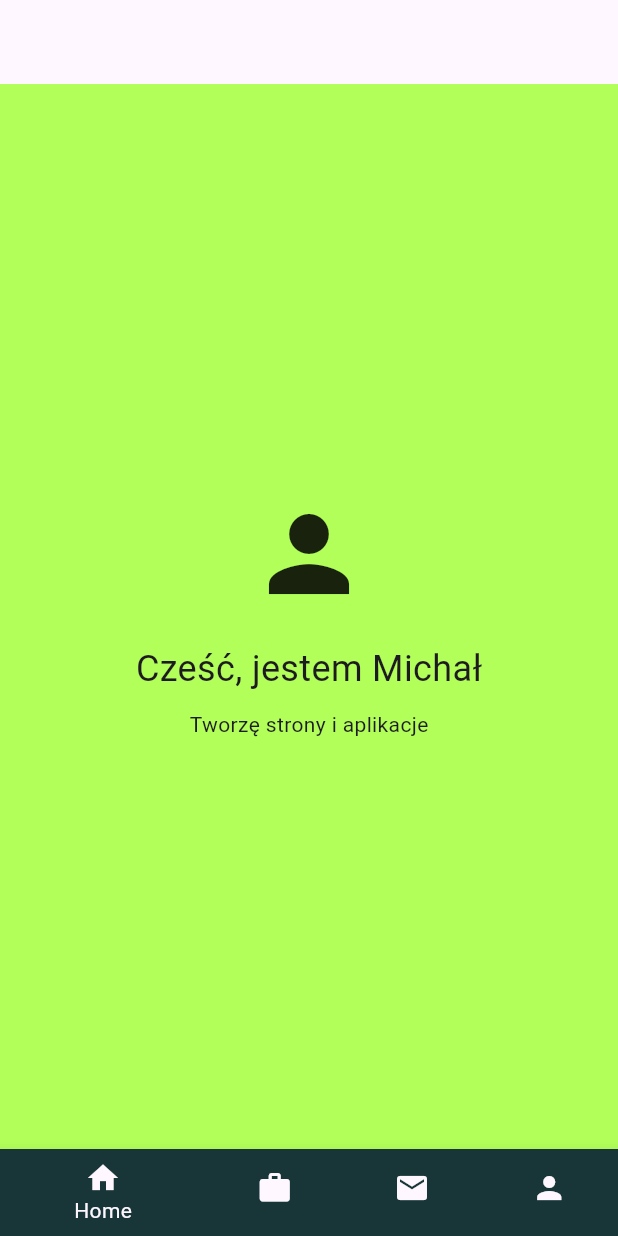
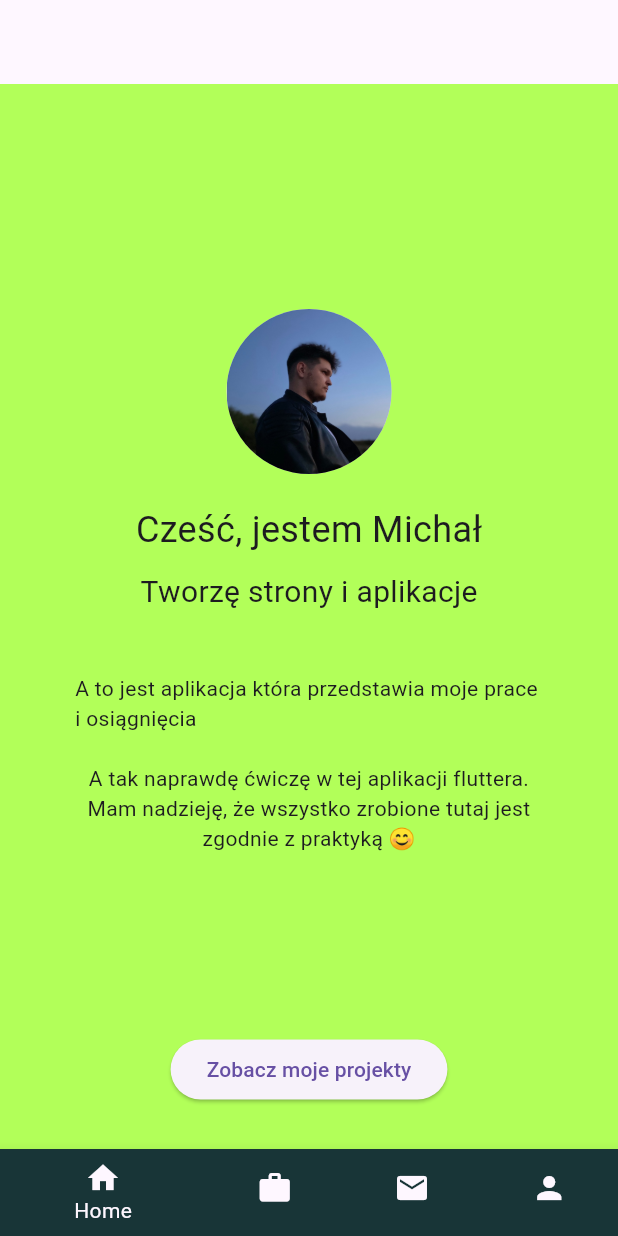
Before and after one commit to Bryjax76/FlutterPortfolio, a Flutter app: the screen it shows after launch, on a phone screen of 412 x 824 dp. Run offline on Flutter 3.47's test engine with Material 3 defaults, Android fonts, the phone set to English and light mode, and no system bars.

Commit message:
HomeScreen

```diff
--- a/michal_bryja_portfolio/lib/main.dart
+++ b/michal_bryja_portfolio/lib/main.dart
@@ -17,12 +17,20 @@ class MyApp extends StatefulWidget {
 
 class _MyAppState extends State<MyApp> {
   int selectedIndex = 0;
-  final List<Widget> screens = [
-    HomeScreen(),
+
+  void changeTab(int index) {
+    setState(() {
+      selectedIndex = index;
+    });
+  }
+
+  late final List<Widget> screens = [
+    HomeScreen(onNavigate: changeTab),
     ProjectsScreen(),
     ContactScreen(),
     AboutScreen(),
   ];
+
   @override
   Widget build(BuildContext context) {
     return MaterialApp(
@@ -38,10 +46,26 @@ class _MyAppState extends State<MyApp> {
             });
           },
           items: const [
-            BottomNavigationBarItem(icon: Icon(Icons.home), label: 'Home', backgroundColor: Color.fromRGBO(24, 53, 55, 1)),
-            BottomNavigationBarItem(icon: Icon(Icons.work), label: 'Projekty', backgroundColor: Color.fromRGBO(24, 53, 55, 1)),
-            BottomNavigationBarItem(icon: Icon(Icons.mail), label: 'Kontakt', backgroundColor: Color.fromRGBO(24, 53, 55, 1)),
-            BottomNavigationBarItem(icon: Icon(Icons.person), label: 'O mnie', backgroundColor: Color.fromRGBO(24, 53, 55, 1)),
+            BottomNavigationBarItem(
+              icon: Icon(Icons.home),
+              label: 'Home',
+              backgroundColor: Color.fromRGBO(24, 53, 55, 1),
+            ),
+            BottomNavigationBarItem(
+              icon: Icon(Icons.work),
+              label: 'Projekty',
+              backgroundColor: Color.fromRGBO(24, 53, 55, 1),
+            ),
+            BottomNavigationBarItem(
+              icon: Icon(Icons.mail),
+              label: 'Kontakt',
+              backgroundColor: Color.fromRGBO(24, 53, 55, 1),
+            ),
+            BottomNavigationBarItem(
+              icon: Icon(Icons.person),
+              label: 'O mnie',
+              backgroundColor: Color.fromRGBO(24, 53, 55, 1),
+            ),
           ],
         ),
       ),
--- a/michal_bryja_portfolio/lib/screens/home_screen.dart
+++ b/michal_bryja_portfolio/lib/screens/home_screen.dart
@@ -1,24 +1,43 @@
 import 'package:flutter/material.dart';
+import '../widgets/build_avatar.dart';
 
 class HomeScreen extends StatelessWidget {
-  const HomeScreen({super.key});
+  final Function(int) onNavigate;
+
+  const HomeScreen({super.key, required this.onNavigate});
 
   @override
   Widget build(BuildContext context) {
-    return Container(
+    return SingleChildScrollView(
+      child: Padding(
+        padding: EdgeInsets.fromLTRB(50, 150, 50, 150),
         child: Center(
           child: Column(
             mainAxisSize: MainAxisSize.min,
             children: [
-            Icon(Icons.person, size: 80),
+              buildAvatar(),
+              SizedBox(height: 20),
+              Text("Cześć, jestem Michał", style: TextStyle(fontSize: 24)),
+              SizedBox(height: 10),
+              Text("Tworzę strony i aplikacje", style: TextStyle(fontSize: 20)),
+              SizedBox(height: 40),
+              Text(
+                "A to jest aplikacja która przedstawia moje prace i osiągnięcia",
+                style: TextStyle(fontSize: 14),
+              ),
               SizedBox(height: 20),
               Text(
-              "Cześć, jestem Michał",
-              style: TextStyle(fontSize: 24),
+                "A tak naprawdę ćwiczę w tej aplikacji fluttera. Mam nadzieję, że wszystko zrobione tutaj jest zgodnie z praktyką 😊",
+                style: TextStyle(fontSize: 14),
+                textAlign: TextAlign.center,
               ),
-            SizedBox(height: 10),
-            Text("Tworzę strony i aplikacje"),
+              SizedBox(height: 120),
+              ElevatedButton(
+                onPressed: () => onNavigate(1),
+                child: Text("Zobacz moje projekty"),
+              )
             ],
+          ),
         ),
       ),
     );
--- /dev/null
+++ b/michal_bryja_portfolio/lib/widgets/build_avatar.dart
@@ -0,0 +1,20 @@
+import 'package:flutter/material.dart';
+
+Widget buildAvatar() {
+  return CircleAvatar(
+    radius: 55,
+    backgroundColor: Colors.grey[300], // tło jeśli obrazka nie będzie
+    child: ClipOval(
+      child: Image.asset(
+        'assets/images/profile.jpg',
+        width: 110,
+        height: 110,
+        fit: BoxFit.cover,
+        errorBuilder: (context, error, stackTrace) {
+          // fallback, jeśli obrazka nie ma
+          return Icon(Icons.person, size: 80, color: Colors.grey[700]);
+        },
+      ),
+    ),
+  );
+}
--- a/michal_bryja_portfolio/pubspec.yaml
+++ b/michal_bryja_portfolio/pubspec.yaml
@@ -58,9 +58,8 @@ flutter:
   uses-material-design: true
 
   # To add assets to your application, add an assets section, like this:
-  # assets:
-  #   - images/a_dot_burr.jpeg
-  #   - images/a_dot_ham.jpeg
+  assets:
+    - assets/images/
 
   # An image asset can refer to one or more resolution-specific "variants", see
   # https://flutter.dev/to/resolution-aware-images
```
Also changed, not shown: michal_bryja_portfolio/assets/images/profile.jpg (added), 1 other file. Lines whose indentation alone changed are shown as unchanged.
